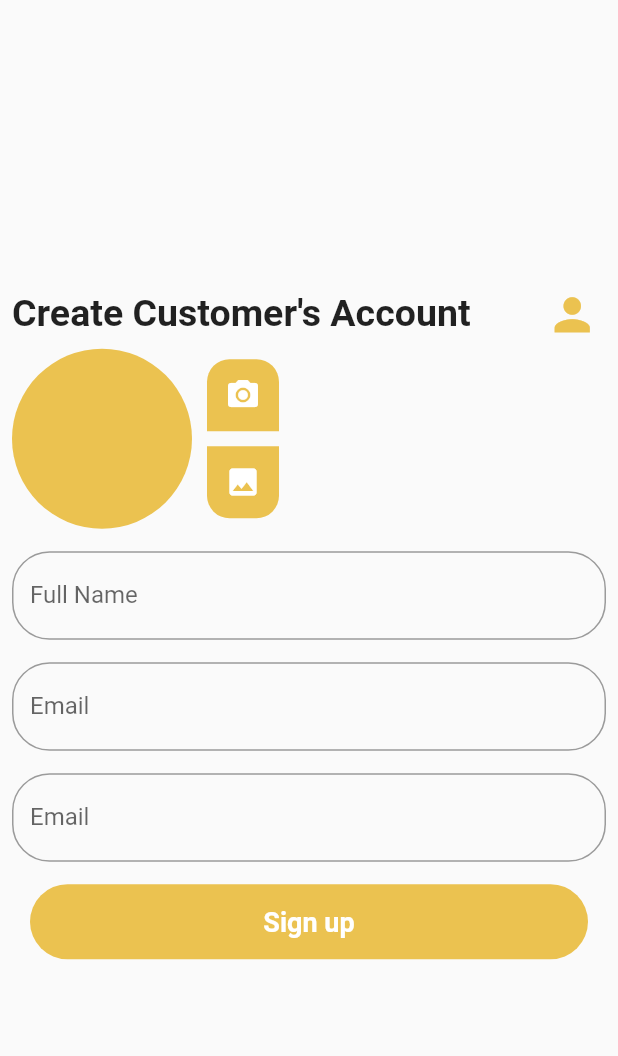
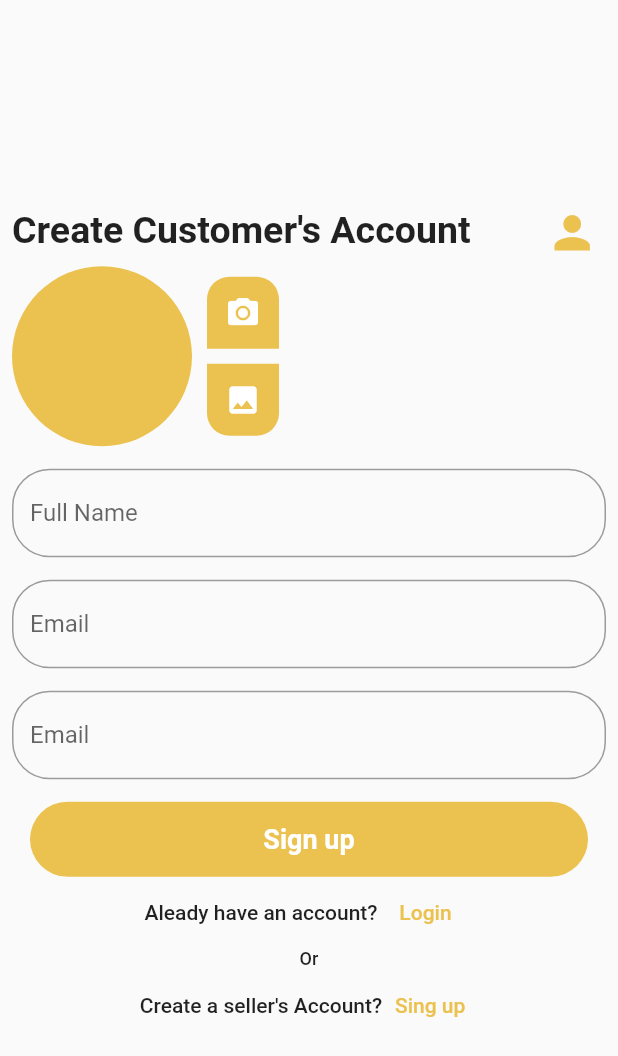
Before and after one commit to Hou-Yooni/yooni-flutter-frist, a Flutter app: the screen it shows after launch, on a phone screen of 412 x 824 dp. Shown: the top 1056 px of the screen. Run offline on Flutter 3.47's test engine with Material 2 defaults, Android fonts, the phone set to English and light mode, and no system bars.

Commit message:
feat: loginPage input & bottom text

```diff
--- a/lib/views/auth/landing_customer_screen.dart
+++ b/lib/views/auth/landing_customer_screen.dart
@@ -5,6 +5,7 @@ class LandingCustomerScreen extends StatelessWidget {
   @override
   Widget build(BuildContext context) {
     return Scaffold(
+        resizeToAvoidBottomInset: false,
         body: Padding(
           padding: const EdgeInsets.all(8.0),
           child: Column(
@@ -134,7 +135,49 @@ class LandingCustomerScreen extends StatelessWidget {
                         ),
                       ),
                     ),
-              )
+                  ),
+                  Row(
+                    mainAxisAlignment: MainAxisAlignment.center,
+                    children: [
+                      const Text(
+                        'Aleady have an account?',
+                        style: TextStyle(
+                            fontSize: 14, fontWeight: FontWeight.w500),
+                      ),
+                      TextButton(
+                        onPressed: () {},
+                        child: const Text(
+                          'Login',
+                          style: TextStyle(
+                            color: Color.fromARGB(255, 235, 194, 80),
+                          ),
+                        ),
+                      ),
+                    ],
+                  ),
+                  const Text(
+                    'Or',
+                    style: TextStyle(fontSize: 12, fontWeight: FontWeight.w500),
+                  ),
+                  Row(
+                    mainAxisAlignment: MainAxisAlignment.center,
+                    children: [
+                      const Text(
+                        "Create a seller's Account?",
+                        style: TextStyle(
+                            fontSize: 14, fontWeight: FontWeight.w500),
+                      ),
+                      TextButton(
+                        onPressed: () {},
+                        child: const Text(
+                          'Sing up',
+                          style: TextStyle(
+                            color: Color.fromARGB(255, 235, 194, 80),
+                          ),
+                        ),
+                      ),
+                    ],
+                  ),
                 ],
               )
             ],
```
Lines whose indentation alone changed are shown as unchanged.
